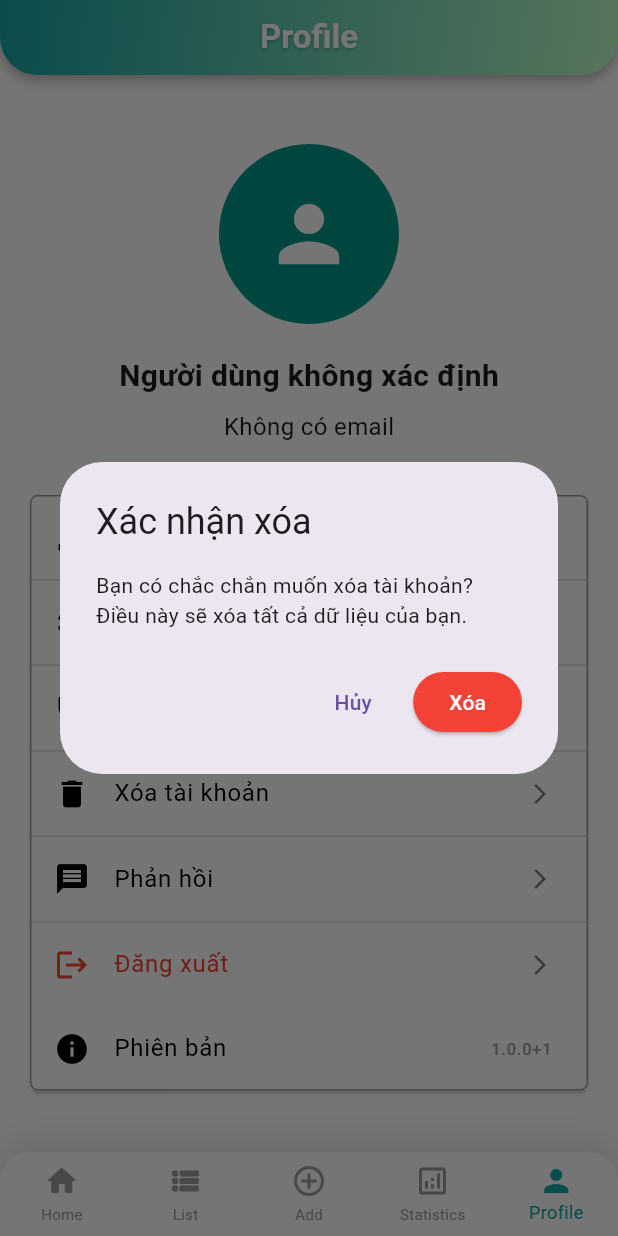
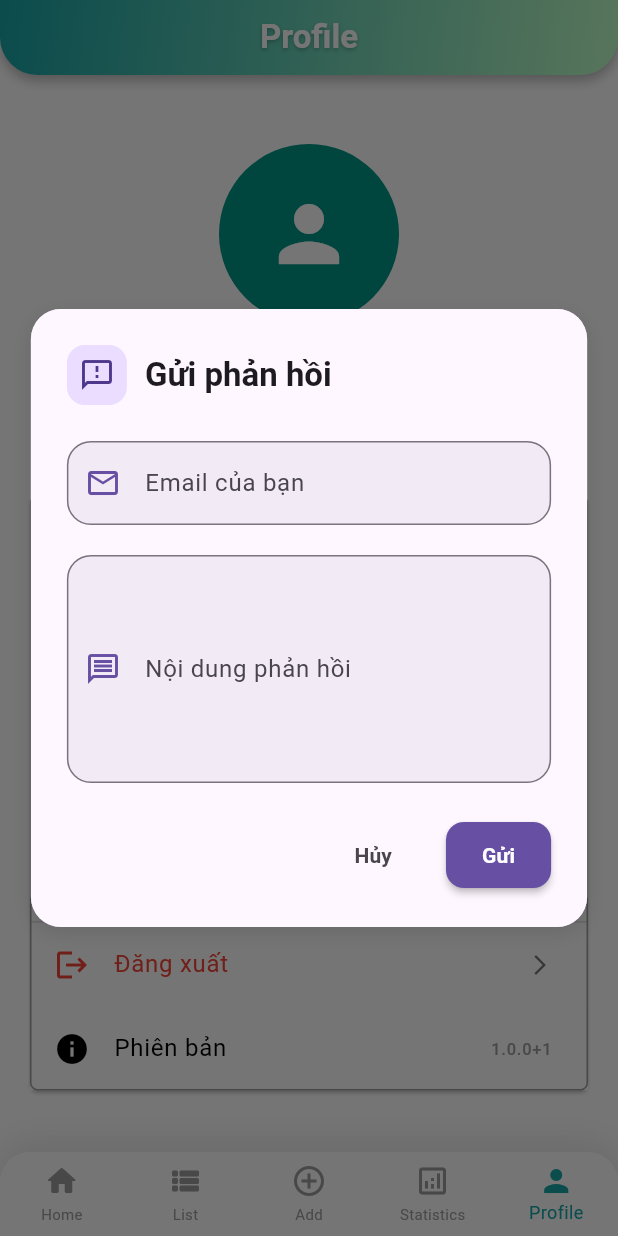
Before and after one commit to minhhuyx/ToDo_Project, a Flutter app: the MainLayout screen opened by its route, item 5 of the bottom bar chosen, after a tap on "Phản hồi", on a phone screen of 412 x 824 dp. Run offline on Flutter 3.47's test engine with Material 3 defaults, Android fonts, the phone set to English and light mode, and no system bars; our stand-ins replace connectivity_plus, fl_chart, flutter_dotenv, flutter_secure_storage, font_awesome_flutter, google_fonts and 6 more; missing offline and left inert: android_intent_plus; accounts and stored records are empty; network calls fail.

```diff
--- a/lib/page/home_page.dart
+++ b/lib/page/home_page.dart
@@ -61,7 +61,8 @@ class _HomePageState extends State<HomePage> {
                     children: [
                       Text(
                         "Have a good day, ${user['username'] ?? 'Unknown'}",
-                        style: const TextStyle(fontSize: 25),
+                        style: const TextStyle(fontSize: 25,color: AppColors.primary,fontWeight: FontWeight.bold),
+
                       ),
                     ],
                   ),
@@ -77,7 +78,7 @@ class _HomePageState extends State<HomePage> {
             ),
           ),
           SizedBox(height: 30),
-          Center(child: Text("Task Today", style: TextStyle(fontSize: 25))),
+          Center(child: Text("Task Today", style: TextStyle(fontSize: 25,color: AppColors.primary))),
           SizedBox(height: 20),
           SizedBox(
             height: 180,
--- a/lib/page/list_page.dart
+++ b/lib/page/list_page.dart
@@ -140,7 +140,9 @@ class _ListPageState extends State<ListPage> {
 
     return StatefulBuilder(
       builder: (context, setModalState) {
-        return Container(
+        return SafeArea(
+          child: SingleChildScrollView(
+            child: Container(
               padding: const EdgeInsets.all(16),
               decoration: BoxDecoration(
                 color: theme.cardColor, // ✅ theo theme (Light/Dark)
@@ -170,7 +172,8 @@ class _ListPageState extends State<ListPage> {
                   const SizedBox(height: 20),
 
                   // Trạng thái
-              Text("Trạng thái", style: theme.textTheme.bodyMedium?.copyWith(fontWeight: FontWeight.w600)),
+                  Text("Trạng thái",
+                      style: theme.textTheme.bodyMedium?.copyWith(fontWeight: FontWeight.w600)),
                   const SizedBox(height: 8),
                   Wrap(
                     spacing: 8,
@@ -195,7 +198,8 @@ class _ListPageState extends State<ListPage> {
                   const SizedBox(height: 20),
 
                   // Category
-              Text("Danh mục", style: theme.textTheme.bodyMedium?.copyWith(fontWeight: FontWeight.w600)),
+                  Text("Danh mục",
+                      style: theme.textTheme.bodyMedium?.copyWith(fontWeight: FontWeight.w600)),
                   const SizedBox(height: 8),
                   Wrap(
                     spacing: 8,
@@ -225,7 +229,8 @@ class _ListPageState extends State<ListPage> {
                   const SizedBox(height: 20),
 
                   // Ngày
-              Text("Ngày", style: theme.textTheme.bodyMedium?.copyWith(fontWeight: FontWeight.w600)),
+                  Text("Ngày",
+                      style: theme.textTheme.bodyMedium?.copyWith(fontWeight: FontWeight.w600)),
                   const SizedBox(height: 8),
                   Wrap(
                     spacing: 8,
@@ -317,6 +322,8 @@ class _ListPageState extends State<ListPage> {
                   ),
                   const SizedBox(height: 16),
                 ],
+              ),
+            ),
           ),
         );
       },
@@ -482,7 +489,9 @@ class _ListPageState extends State<ListPage> {
                             Icon(
                               FontAwesomeIcons.list,
                               size: 48,
-                              color: Theme.of(context).colorScheme.primary,
+                              color: Theme.of(context).brightness == Brightness.dark
+                                  ? Colors.white
+                                  : Colors.black,
                             ),
                             const SizedBox(height: 12),
                             Text(
--- a/lib/page/login_page.dart
+++ b/lib/page/login_page.dart
@@ -1,5 +1,6 @@
 import 'package:flutter/gestures.dart';
 import 'package:flutter/material.dart';
+import 'package:hive/hive.dart';
 import 'package:ungdung_ghichu/page/home_page.dart';
 import '../services/auth_service.dart';
 import '../widget/CustomTextField.dart';
@@ -26,6 +27,8 @@ class _LoginPageState extends State<LoginPage> {
     setState(() => loading = false);
 
     if (success) {
+      var settingsBox = await Hive.openBox('settingsBox');
+      await settingsBox.put('isLoggedIn', true);
       Navigator.pushNamedAndRemoveUntil(
         context,
         '/home',
--- a/lib/page/profile_page.dart
+++ b/lib/page/profile_page.dart
@@ -1,5 +1,6 @@
 import 'dart:io';
 import 'package:flutter/material.dart';
+import 'package:hive/hive.dart';
 import 'package:ungdung_ghichu/page/setting_page.dart';
 import '../providers/user_provider.dart';
 import '../services/auth_service.dart';
@@ -7,6 +8,8 @@ import 'package:provider/provider.dart';
 import 'package:image_picker/image_picker.dart';
 import 'package:package_info_plus/package_info_plus.dart';
 import 'package:url_launcher/url_launcher.dart';
+
+import '../widget/feedbackdialog.dart';
 
 // Constants
 class ProfileConstants {
@@ -289,6 +292,8 @@ class _ProfilePageState extends State<ProfilePage> {
     );
     if (confirm == true) {
       await _authService.logout();
+      var settingsBox = await Hive.openBox('settingsBox');
+      await settingsBox.put('isLoggedIn', false);
       Navigator.pushReplacementNamed(context, '/login');
     }
   }
@@ -429,7 +434,12 @@ class _ProfilePageState extends State<ProfilePage> {
         ProfileMenuItem(
           icon: Icons.message,
           text: "Phản hồi",
-          onTap: _handleDeleteAccount,
+          onTap: () {
+            showDialog(
+              context: context,
+              builder: (context) => const FeedbackDialog(),
+            );
+          },
         ),
         ProfileMenuItem(
           icon: Icons.logout,
--- a/lib/page/statistics_page.dart
+++ b/lib/page/statistics_page.dart
@@ -30,13 +30,15 @@ class StatisticsPage extends StatelessWidget {
             child: Column(
               mainAxisAlignment: MainAxisAlignment.center,
               children: [
-                Icon(Icons.pie_chart_outline, size: 64, color: Colors.grey),
+                Icon(Icons.pie_chart_outline, size: 64,  color: Theme.of(context).brightness == Brightness.dark
+                    ? Colors.white
+                    : Colors.black,),
                 const SizedBox(height: 16),
                 Text(
                   'Chưa có dữ liệu thống kê',
                   style: GoogleFonts.inter(
                     fontSize: 16,
-                    color: Colors.grey[600],
+                    color: Theme.of( context, ).textTheme.bodyMedium?.color,
                   ),
                 ),
               ],
--- a/lib/services/api_service.dart
+++ b/lib/services/api_service.dart
@@ -1,9 +1,10 @@
 import 'dart:convert';
 import 'package:http/http.dart' as http;
 import 'package:flutter_secure_storage/flutter_secure_storage.dart';
+import 'package:flutter_dotenv/flutter_dotenv.dart';
 
 class ApiService {
-  static const String baseUrl = "http://10.0.2.2:8000"; // Android Emulator
+  static String baseUrl = dotenv.env['BASE_URL'] ?? '';// Android Emulator
   final storage = const FlutterSecureStorage();
 
   // Singleton pattern
--- a/lib/services/auth_service.dart
+++ b/lib/services/auth_service.dart
@@ -3,9 +3,6 @@ import 'package:flutter_secure_storage/flutter_secure_storage.dart';
 import 'api_service.dart';
 import 'dart:io';
 import 'package:http/http.dart' as http;
-import 'package:http_parser/http_parser.dart';
-
-
 
 class AuthService {
   final ApiService _apiService = ApiService();
--- /dev/null
+++ b/lib/widget/feedbackdialog.dart
@@ -0,0 +1,352 @@
+import 'package:flutter/material.dart';
+import '../services/feedback_service.dart';
+import 'package:provider/provider.dart';
+import '../providers/theme_provider.dart';
+
+class FeedbackDialog extends StatefulWidget {
+  const FeedbackDialog({Key? key}) : super(key: key);
+
+  @override
+  State<FeedbackDialog> createState() => _FeedbackDialogState();
+}
+
+class _FeedbackDialogState extends State<FeedbackDialog> {
+  final _formKey = GlobalKey<FormState>();
+  final _emailController = TextEditingController();
+  final _messageController = TextEditingController();
+  bool _isLoading = false;
+
+  bool _isValidEmail(String email) {
+    final emailRegex = RegExp(r'^[\w-\.]+@([\w-]+\.)+[\w-]{2,4}$');
+    return emailRegex.hasMatch(email);
+  }
+
+  Future<void> _handleSubmit() async {
+    if (!_formKey.currentState!.validate()) return;
+
+    setState(() => _isLoading = true);
+    final success = await FeedbackService.sendFeedback(
+      _emailController.text.trim(),
+      _messageController.text.trim(),
+    );
+    setState(() => _isLoading = false);
+
+    if (!mounted) return;
+
+    Navigator.of(context).pop(); // đóng dialog
+
+    ScaffoldMessenger.of(context).showSnackBar(
+      SnackBar(
+        content: Text(
+          success
+              ? "Phản hồi đã được gửi thành công"
+              : "Gửi phản hồi thất bại",
+        ),
+      ),
+    );
+  }
+
+  @override
+  Widget build(BuildContext context) {
+    return Consumer<ThemeProvider>(
+      builder: (context, themeProvider, child) {
+        final theme = Theme.of(context);
+        final colorScheme = theme.colorScheme;
+        final isDark = themeProvider.themeMode == ThemeMode.dark;
+
+        return Dialog(
+            shape: RoundedRectangleBorder(
+              borderRadius: BorderRadius.circular(20),
+            ),
+            backgroundColor: colorScheme.surface,
+            surfaceTintColor: colorScheme.surfaceTint,
+            insetPadding: EdgeInsets.symmetric(
+              horizontal: MediaQuery.of(context).size.width * 0.05,
+              vertical: 24,
+            ),
+            child: Container(
+              width: double.infinity,
+              padding: const EdgeInsets.all(24),
+              decoration: BoxDecoration(
+                color: colorScheme.surface,
+                borderRadius: BorderRadius.circular(20),
+                boxShadow: [
+                  BoxShadow(
+                    color: colorScheme.shadow.withOpacity(0.1),
+                    blurRadius: 10,
+                    offset: const Offset(0, 4),
+                  ),
+                ],
+              ),
+              child: Column(
+                mainAxisSize: MainAxisSize.min,
+                crossAxisAlignment: CrossAxisAlignment.start,
+                children: [
+                  // Header
+                  Row(
+                    children: [
+                      Container(
+                        padding: const EdgeInsets.all(8),
+                        decoration: BoxDecoration(
+                          color: colorScheme.primaryContainer,
+                          borderRadius: BorderRadius.circular(12),
+                        ),
+                        child: Icon(
+                          Icons.feedback_outlined,
+                          color: colorScheme.onPrimaryContainer,
+                          size: 24,
+                        ),
+                      ),
+                      const SizedBox(width: 12),
+                      Text(
+                        "Gửi phản hồi",
+                        style: theme.textTheme.titleLarge?.copyWith(
+                          fontWeight: FontWeight.bold,
+                          color: colorScheme.onSurface,
+                        ),
+                      ),
+                    ],
+                  ),
+                  const SizedBox(height: 24),
+
+                  // Form content
+                  SingleChildScrollView(
+                    child: Form(
+                      key: _formKey,
+                      child: Column(
+                        children: <Widget>[
+                          // Email field
+                          TextFormField(
+                            controller: _emailController,
+                            style: TextStyle(color: colorScheme.onSurface),
+                            decoration: InputDecoration(
+                              labelText: "Email của bạn",
+                              labelStyle: TextStyle(
+                                color: colorScheme.onSurfaceVariant,
+                              ),
+                              hintText: "example@email.com",
+                              hintStyle: TextStyle(
+                                color: colorScheme.onSurfaceVariant.withOpacity(0.6),
+                              ),
+                              prefixIcon: Icon(
+                                Icons.email_outlined,
+                                color: colorScheme.primary,
+                              ),
+                              border: OutlineInputBorder(
+                                borderRadius: BorderRadius.circular(16),
+                                borderSide: BorderSide(
+                                  color: colorScheme.outline,
+                                ),
+                              ),
+                              enabledBorder: OutlineInputBorder(
+                                borderRadius: BorderRadius.circular(16),
+                                borderSide: BorderSide(
+                                  color: colorScheme.outline,
+                                ),
+                              ),
+                              focusedBorder: OutlineInputBorder(
+                                borderRadius: BorderRadius.circular(16),
+                                borderSide: BorderSide(
+                                  color: colorScheme.primary,
+                                  width: 2,
+                                ),
+                              ),
+                              errorBorder: OutlineInputBorder(
+                                borderRadius: BorderRadius.circular(16),
+                                borderSide: BorderSide(
+                                  color: colorScheme.error,
+                                ),
+                              ),
+                              focusedErrorBorder: OutlineInputBorder(
+                                borderRadius: BorderRadius.circular(16),
+                                borderSide: BorderSide(
+                                  color: colorScheme.error,
+                                  width: 2,
+                                ),
+                              ),
+                              filled: true,
+                              fillColor: isDark
+                                  ? colorScheme.surfaceVariant.withOpacity(0.3)
+                                  : colorScheme.surfaceVariant.withOpacity(0.5),
+                              contentPadding: const EdgeInsets.symmetric(
+                                horizontal: 16,
+                                vertical: 16,
+                              ),
+                              errorStyle: TextStyle(
+                                color: colorScheme.error,
+                              ),
+                            ),
+                            keyboardType: TextInputType.emailAddress,
+                            validator: (value) {
+                              if (value == null || value.trim().isEmpty) {
+                                return "Vui lòng nhập email";
+                              }
+                              if (!_isValidEmail(value.trim())) {
+                                return "Email không hợp lệ";
+                              }
+                              return null;
+                            },
+                          ),
+                          const SizedBox(height: 20),
+
+                          // Message field
+                          TextFormField(
+                            controller: _messageController,
+                            style: TextStyle(color: colorScheme.onSurface),
+                            decoration: InputDecoration(
+                              labelText: "Nội dung phản hồi",
+                              labelStyle: TextStyle(
+                                color: colorScheme.onSurfaceVariant,
+                              ),
+                              hintText: "Chia sẻ ý kiến của bạn...",
+                              hintStyle: TextStyle(
+                                color: colorScheme.onSurfaceVariant.withOpacity(0.6),
+                              ),
+                              prefixIcon: Icon(
+                                Icons.message_outlined,
+                                color: colorScheme.primary,
+                              ),
+                              border: OutlineInputBorder(
+                                borderRadius: BorderRadius.circular(16),
+                                borderSide: BorderSide(
+                                  color: colorScheme.outline,
+                                ),
+                              ),
+                              enabledBorder: OutlineInputBorder(
+                                borderRadius: BorderRadius.circular(16),
+                                borderSide: BorderSide(
+                                  color: colorScheme.outline,
+                                ),
+                              ),
+                              focusedBorder: OutlineInputBorder(
+                                borderRadius: BorderRadius.circular(16),
+                                borderSide: BorderSide(
+                                  color: colorScheme.primary,
+                                  width: 2,
+                                ),
+                              ),
+                              errorBorder: OutlineInputBorder(
+                                borderRadius: BorderRadius.circular(16),
+                                borderSide: BorderSide(
+                                  color: colorScheme.error,
+                                ),
+                              ),
+                              focusedErrorBorder: OutlineInputBorder(
+                                borderRadius: BorderRadius.circular(16),
+                                borderSide: BorderSide(
+                                  color: colorScheme.error,
+                                  width: 2,
+                                ),
+                              ),
+                              filled: true,
+                              fillColor: isDark
+                                  ? colorScheme.surfaceVariant.withOpacity(0.3)
+                                  : colorScheme.surfaceVariant.withOpacity(0.5),
+                              contentPadding: const EdgeInsets.symmetric(
+                                horizontal: 16,
+                                vertical: 16,
+                              ),
+                              errorStyle: TextStyle(
+                                color: colorScheme.error,
+                              ),
+                            ),
+                            maxLines: 5,
+                            validator: (value) {
+                              if (value == null || value.trim().isEmpty) {
+                                return "Vui lòng nhập nội dung phản hồi";
+                              }
+                              return null;
+                            },
+                          ),
+                        ],
+                      ),
+                    ),
+                  ),
+
+                  const SizedBox(height: 24),
+
+                  // Action buttons
+                  Row(
+                    mainAxisAlignment: MainAxisAlignment.end,
+                    children: [
+                      TextButton(
+                        onPressed: () {
+                          Navigator.of(context).pop();
+                        },
+                        style: TextButton.styleFrom(
+                          padding: const EdgeInsets.symmetric(
+                            horizontal: 24,
+                            vertical: 12,
+                          ),
+                          shape: RoundedRectangleBorder(
+                            borderRadius: BorderRadius.circular(12),
+                          ),
+                          foregroundColor: colorScheme.onSurfaceVariant,
+                        ),
+                        child: Text(
+                          "Hủy",
+                          style: TextStyle(
+                            color: colorScheme.onSurfaceVariant,
+                            fontWeight: FontWeight.w600,
+                          ),
+                        ),
+                      ),
+                      const SizedBox(width: 12),
+                      ElevatedButton(
+                        onPressed: _isLoading ? null : _handleSubmit,
+                        style: ElevatedButton.styleFrom(
+                          padding: const EdgeInsets.symmetric(
+                            horizontal: 24,
+                            vertical: 12,
+                          ),
+                          shape: RoundedRectangleBorder(
+                            borderRadius: BorderRadius.circular(12),
+                          ),
+                          elevation: 2,
+                          backgroundColor: colorScheme.primary,
+                          foregroundColor: colorScheme.onPrimary,
+                          disabledBackgroundColor: colorScheme.onSurface.withOpacity(0.12),
+                          disabledForegroundColor: colorScheme.onSurface.withOpacity(0.38),
+                        ),
+                        child: _isLoading
+                            ? Row(
+                          mainAxisSize: MainAxisSize.min,
+                          children: [
+                            SizedBox(
+                              height: 16,
+                              width: 16,
+                              child: CircularProgressIndicator(
+                                strokeWidth: 2,
+                                valueColor: AlwaysStoppedAnimation<Color>(
+                                  colorScheme.onPrimary,
+                                ),
+                              ),
+                            ),
+                            const SizedBox(width: 8),
+                            Text(
+                              "Đang gửi...",
+                              style: TextStyle(
+                                fontWeight: FontWeight.w600,
+                                color: colorScheme.onPrimary,
+                              ),
+                            ),
+                          ],
+                        )
+                            : Text(
+                          "Gửi",
+                          style: TextStyle(
+                            fontWeight: FontWeight.w600,
+                            color: colorScheme.onPrimary,
+                          ),
+                        ),
+                      ),
+                    ],
+                  ),
+                ],
+              ),
+            )
+        );
+        }
+    );
+  }
+}
--- a/pubspec.yaml
+++ b/pubspec.yaml
@@ -59,6 +59,7 @@ dependencies:
   timezone: ^0.10.0
   permission_handler: ^11.3.1
   android_intent_plus: ^5.0.2
+  flutter_dotenv: ^6.0.0
 
 dev_dependencies:
   flutter_test:
@@ -88,6 +89,7 @@ flutter:
   # To add assets to your application, add an assets section, like this:
   assets:
     - assets/images/
+    - .env
 
 
 
```
Also changed, not shown: lib/main.dart (+20 -6 lines), lib/page/welcome_screen.dart (+16 -13 lines), lib/services/feedback_service.dart (added, +29 -0 lines), lib/widget/TaskItemWidget.dart (+49 -1 lines), lib/widget/update_task_dialog.dart (+4 -3 lines), pubspec.lock, 1 other file. Lines whose indentation alone changed are shown as unchanged.
